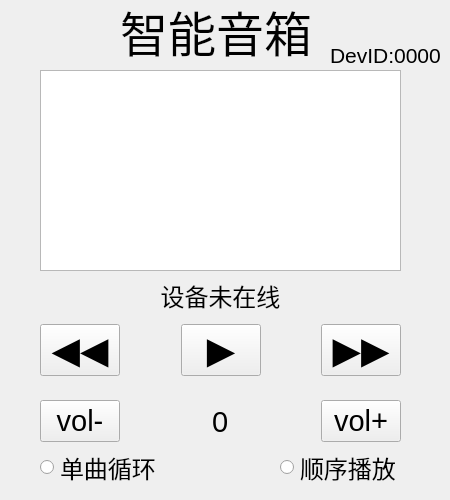
Above: smart-speaker-qtApp/player.ui from LZJ-I/smart-speaker-orangepi5plus before the change. Below: the same form after it.
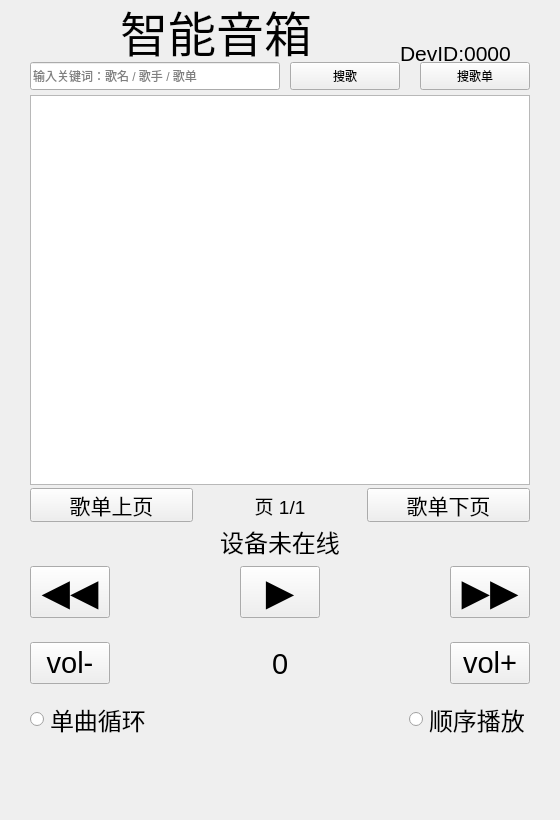
That is the form after the change.

Commit message:
qtapp: 同步播放器界面状态与通信逻辑
更新 Qt 播放器页面交互与 socket 处理流程，统一前端展示状态与后端播放控制行为。

Made-with: Cursor

The edit to the form file:
```diff
--- a/smart-speaker-qtApp/player.ui
+++ b/smart-speaker-qtApp/player.ui
@@ -6,20 +6,14 @@
    <rect>
     <x>0</x>
     <y>0</y>
-    <width>450</width>
-    <height>500</height>
+    <width>560</width>
+    <height>820</height>
    </rect>
   </property>
   <property name="minimumSize">
    <size>
-    <width>450</width>
-    <height>500</height>
-   </size>
-  </property>
-  <property name="maximumSize">
-   <size>
-    <width>450</width>
-    <height>500</height>
+    <width>520</width>
+    <height>780</height>
    </size>
   </property>
   <property name="windowTitle">
@@ -28,12 +22,110 @@
   <widget class="QListWidget" name="music_listWidget">
    <property name="geometry">
     <rect>
-     <x>40</x>
-     <y>70</y>
-     <width>361</width>
-     <height>201</height>
+     <x>30</x>
+     <y>95</y>
+     <width>500</width>
+     <height>390</height>
     </rect>
    </property>
+   <property name="font">
+    <font>
+     <pointsize>14</pointsize>
+    </font>
+   </property>
+  </widget>
+  <widget class="QLineEdit" name="search_keyword_edit">
+   <property name="geometry">
+    <rect>
+     <x>30</x>
+     <y>62</y>
+     <width>250</width>
+     <height>28</height>
+    </rect>
+   </property>
+   <property name="placeholderText">
+    <string>输入关键词：歌名 / 歌手 / 歌单</string>
+   </property>
+  </widget>
+  <widget class="QPushButton" name="song_search_button">
+   <property name="geometry">
+    <rect>
+     <x>290</x>
+     <y>62</y>
+     <width>110</width>
+     <height>28</height>
+    </rect>
+   </property>
+   <property name="text">
+    <string>搜歌</string>
+   </property>
+  </widget>
+  <widget class="QPushButton" name="playlist_search_button">
+   <property name="geometry">
+    <rect>
+     <x>420</x>
+     <y>62</y>
+     <width>110</width>
+     <height>28</height>
+    </rect>
+   </property>
+   <property name="text">
+    <string>搜歌单</string>
+   </property>
+  </widget>
+  <widget class="QWidget" name="">
+   <property name="geometry">
+    <rect>
+     <x>30</x>
+     <y>488</y>
+     <width>500</width>
+     <height>34</height>
+    </rect>
+   </property>
+   <layout class="QHBoxLayout" name="horizontalLayout_playlist_page">
+    <item>
+     <widget class="QPushButton" name="playlist_page_prev_button">
+      <property name="font">
+       <font>
+        <family>Arial</family>
+        <pointsize>16</pointsize>
+       </font>
+      </property>
+      <property name="text">
+       <string>歌单上页</string>
+      </property>
+     </widget>
+    </item>
+    <item>
+     <widget class="QLabel" name="playlist_page_label">
+      <property name="font">
+       <font>
+        <family>Arial</family>
+        <pointsize>14</pointsize>
+       </font>
+      </property>
+      <property name="text">
+       <string>页 1/1</string>
+      </property>
+      <property name="alignment">
+       <set>Qt::AlignCenter</set>
+      </property>
+     </widget>
+    </item>
+    <item>
+     <widget class="QPushButton" name="playlist_page_next_button">
+      <property name="font">
+       <font>
+        <family>Arial</family>
+        <pointsize>16</pointsize>
+       </font>
+      </property>
+      <property name="text">
+       <string>歌单下页</string>
+      </property>
+     </widget>
+    </item>
+   </layout>
   </widget>
   <widget class="QLabel" name="label_4">
    <property name="geometry">
@@ -57,9 +149,9 @@
   <widget class="QLabel" name="deviceid_label">
    <property name="geometry">
     <rect>
-     <x>330</x>
-     <y>40</y>
-     <width>121</width>
+     <x>400</x>
+     <y>38</y>
+     <width>140</width>
      <height>30</height>
     </rect>
    </property>
@@ -76,10 +168,10 @@
   <widget class="QLabel" name="current_music_label">
    <property name="geometry">
     <rect>
-     <x>40</x>
-     <y>280</y>
-     <width>361</width>
-     <height>30</height>
+     <x>30</x>
+     <y>525</y>
+     <width>500</width>
+     <height>32</height>
     </rect>
    </property>
    <property name="font">
@@ -98,9 +190,9 @@
   <widget class="QWidget" name="">
    <property name="geometry">
     <rect>
-     <x>40</x>
-     <y>320</y>
-     <width>361</width>
+     <x>30</x>
+     <y>562</y>
+     <width>500</width>
      <height>61</height>
     </rect>
    </property>
@@ -175,9 +267,9 @@
   <widget class="QWidget" name="">
    <property name="geometry">
     <rect>
-     <x>40</x>
-     <y>400</y>
-     <width>361</width>
+     <x>30</x>
+     <y>642</y>
+     <width>500</width>
      <height>43</height>
     </rect>
    </property>
@@ -252,9 +344,9 @@
   <widget class="QWidget" name="">
    <property name="geometry">
     <rect>
-     <x>40</x>
-     <y>450</y>
-     <width>361</width>
+     <x>30</x>
+     <y>702</y>
+     <width>500</width>
      <height>35</height>
     </rect>
    </property>
```
The commit also changes 6 other files.
